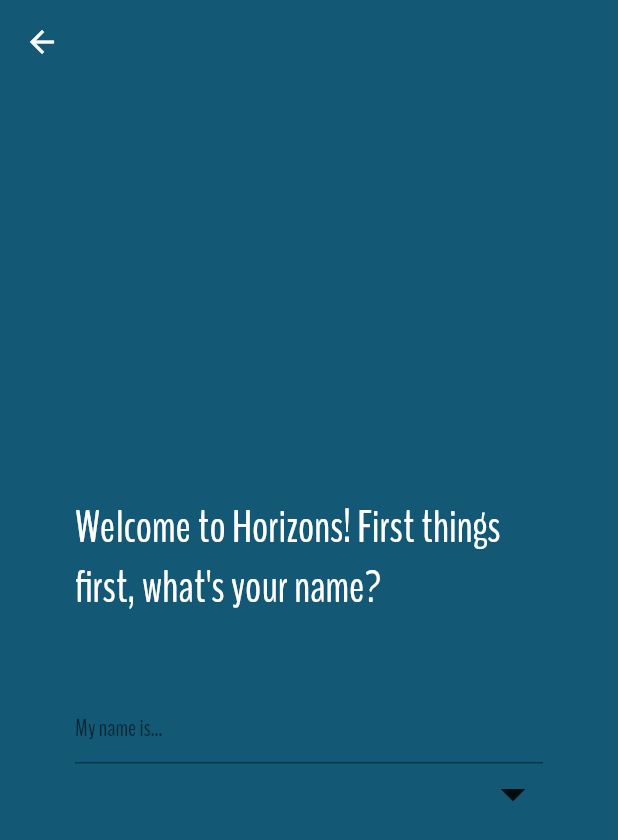
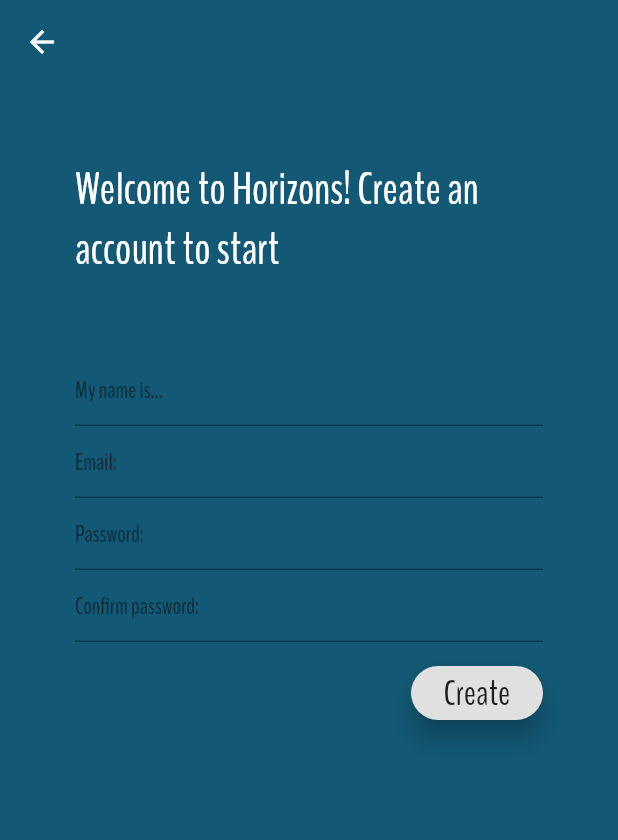
Before and after one commit to EYoung75/Routines-Flutter, a Flutter app: the CreateScreen screen opened by its route, on a phone screen of 412 x 824 dp. Shown: the top 840 px of the screen. Run offline on Flutter 3.47's test engine with Material 2 defaults, Android fonts, the phone set to English and light mode, and no system bars.

```diff
--- /dev/null
+++ b/lib/providers/Auth.dart
@@ -0,0 +1,14 @@
+import "dart:async";
+import "dart:convert";
+import "package:flutter/material.dart";
+import "package:http/http.dart" as http;
+
+class Auth with ChangeNotifier {
+  String _token;
+  String _userId;
+  String email;
+
+  Future<void> _authenticate(String email, String password, String url) async {
+
+  }
+}
--- a/lib/screens/CreateScreen.dart
+++ b/lib/screens/CreateScreen.dart
@@ -6,15 +6,26 @@ class CreateScreen extends StatefulWidget {
 }
 
 class _CreateScreenState extends State<CreateScreen> {
+  final GlobalKey<FormState> _formKey = GlobalKey();
+  Map<String, String> _authData = {"email": "", "password": ""};
   String _name;
+  bool _isLoading = false;
 
-  // saveName() {
-  //   Navigator.of(context).push(MaterialPageRoute(builder: (ctx) => ));
-  // }
+  Future<void> _submit() async {
+    if(!_formKey.currentState.validate()) {
+      return;
+    }
+    _formKey.currentState.save();
+    setState(() {
+      _isLoading = true;
+    });
+
+  }
 
   @override
   Widget build(BuildContext context) {
     return Scaffold(
+      resizeToAvoidBottomInset: false,
       appBar: AppBar(
         elevation: 0,
       ),
@@ -24,11 +35,12 @@ class _CreateScreenState extends State<CreateScreen> {
         height: double.infinity,
         width: double.infinity,
         color: Theme.of(context).primaryColor,
+        child: Form(
+          key: _formKey,
           child: Column(
-          mainAxisAlignment: MainAxisAlignment.center,
             children: <Widget>[
               Text(
-              "Welcome to Horizons! First things first, what's your name?",
+                "Welcome to Horizons! Create an account to start ",
                 style: Theme.of(context).textTheme.title,
               ),
               SizedBox(
@@ -40,22 +52,57 @@ class _CreateScreenState extends State<CreateScreen> {
                     _name = value;
                   });
                 },
+                decoration: InputDecoration(
+                    hintText: "My name is...", hintMaxLines: 32),
+              ),
+              TextFormField(
+                keyboardType: TextInputType.emailAddress,
+                onChanged: (value) {
+                  setState(() {
+                    _authData["email"] = value;
+                  });
+                },
                 decoration:
-                  InputDecoration(hintText: "My name is...", hintMaxLines: 32),
+                    InputDecoration(hintText: "Email:", hintMaxLines: 32),
+              ),
+              TextFormField(
+                obscureText: true,
+                onChanged: (value) {
+                  setState(() {
+                    _authData["password"] = value;
+                  });
+                },
+                decoration:
+                    InputDecoration(hintText: "Password:", hintMaxLines: 32),
+              ),
+              TextFormField(
+                obscureText: true,
+                validator: (value) {
+                  if (value != _authData["password"]) {
+                    return "Passwords do not match";
+                  } else return "";
+                },
+                decoration: InputDecoration(
+                    hintText: "Confirm password:", hintMaxLines: 32),
               ),
               Container(
+                margin: EdgeInsets.only(top: 10),
                 alignment: Alignment.bottomRight,
-              child: InkWell(
-                child: Icon(
-                  Icons.arrow_drop_down,
-                  size: 40,
+                child: RaisedButton(
+                  elevation: 7,
+                  shape: RoundedRectangleBorder(
+                    borderRadius: BorderRadius.circular(50),
                   ),
-                onTap: () {},
+                  onPressed: () {
+                    _submit();
+                  },
+                  child: Text("Create"),
                 ),
               )
             ],
           ),
         ),
+      ),
     );
   }
 }
--- a/pubspec.yaml
+++ b/pubspec.yaml
@@ -19,7 +19,8 @@ environment:
 dependencies:
   flutter:
     sdk: flutter
-
+  http: ^0.12.0+2
+  provider: 3.0.0
   # The following adds the Cupertino Icons font to your application.
   # Use with the CupertinoIcons class for iOS style icons.
   cupertino_icons: ^0.1.2
```
Also changed, not shown: pubspec.lock. Lines whose indentation alone changed are shown as unchanged.
